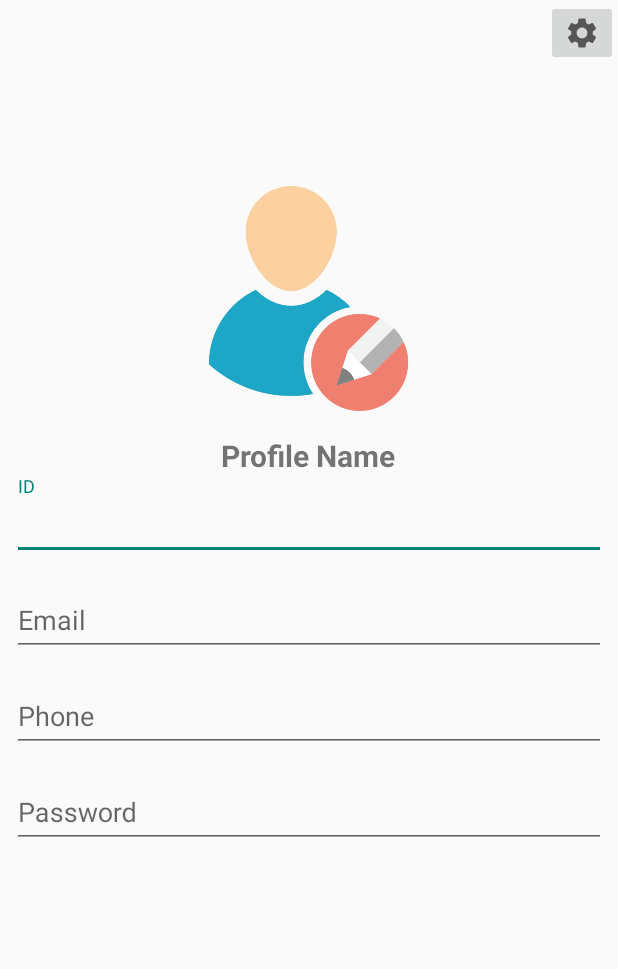
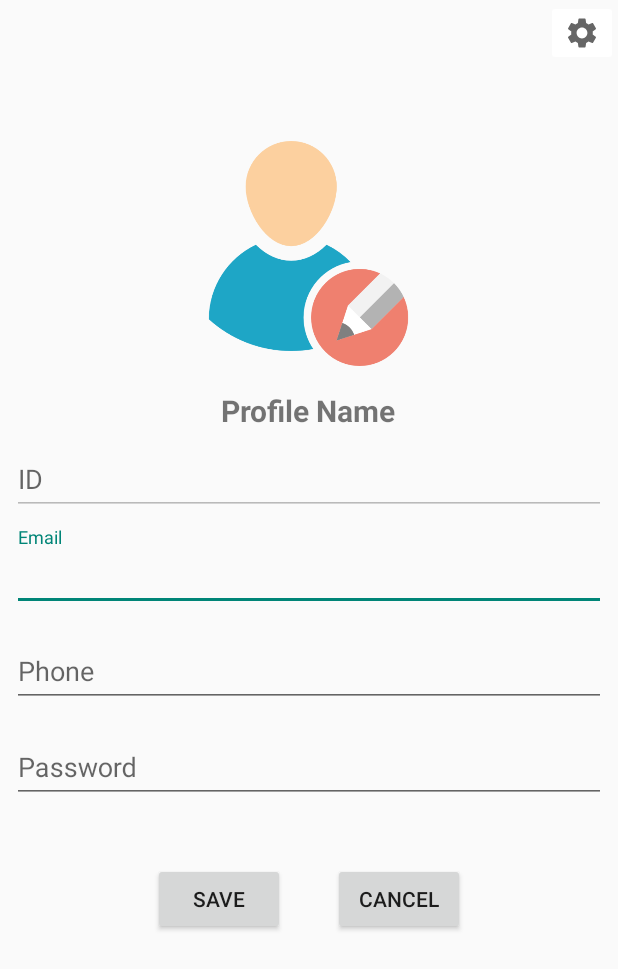
Before and after one commit to IzabelaB205/GardenManagmentApp, an Android app: the layout fragment_profile.xml on its own in the app's theme, with its tools: preview values and no code run, on a phone screen of 412 x 824 dp. Shown: the top 969 px of the screen. Run offline under Robolectric (Android 15) with nearby library versions, the phone set to English and light mode, and no system bars.

Commit message:
Almost finished profile fragment

```diff
--- a/app/src/main/java/com/example/gardenmanagmentapp/fragment/HomeFragment.java
+++ b/app/src/main/java/com/example/gardenmanagmentapp/fragment/HomeFragment.java
@@ -78,6 +78,7 @@ public class HomeFragment extends Fragment {
         signOutButton.setOnClickListener(new View.OnClickListener() {
             @Override
             public void onClick(View v) {
+
                 viewModel.SignOut();
             }
         });
--- a/app/src/main/java/com/example/gardenmanagmentapp/fragment/SignInFragment.java
+++ b/app/src/main/java/com/example/gardenmanagmentapp/fragment/SignInFragment.java
@@ -48,6 +48,7 @@ public class SignInFragment extends Fragment {
             public void onChanged(FirebaseUser firebaseUser) {
                 if(firebaseUser != null) {
                     Snackbar.make(view, getString(R.string.sign_in_successfully), Snackbar.LENGTH_SHORT).show();
+                    viewModel.GetProfileUserFromFirebase();
                     getActivity().getSupportFragmentManager().popBackStack();
                 }
             }
--- a/app/src/main/res/drawable/ic_settings.xml
+++ b/app/src/main/res/drawable/ic_settings.xml
@@ -4,6 +4,7 @@
     android:viewportWidth="24"
     android:viewportHeight="24"
     android:tint="?attr/colorControlNormal">
+
   <path
       android:fillColor="@android:color/white"
       android:pathData="M19.14,12.94c0.04,-0.3 0.06,-0.61 0.06,-0.94c0,-0.32 -0.02,-0.64 -0.07,-0.94l2.03,-1.58c0.18,-0.14 0.23,-0.41 0.12,-0.61l-1.92,-3.32c-0.12,-0.22 -0.37,-0.29 -0.59,-0.22l-2.39,0.96c-0.5,-0.38 -1.03,-0.7 -1.62,-0.94L14.4,2.81c-0.04,-0.24 -0.24,-0.41 -0.48,-0.41h-3.84c-0.24,0 -0.43,0.17 -0.47,0.41L9.25,5.35C8.66,5.59 8.12,5.92 7.63,6.29L5.24,5.33c-0.22,-0.08 -0.47,0 -0.59,0.22L2.74,8.87C2.62,9.08 2.66,9.34 2.86,9.48l2.03,1.58C4.84,11.36 4.8,11.69 4.8,12s0.02,0.64 0.07,0.94l-2.03,1.58c-0.18,0.14 -0.23,0.41 -0.12,0.61l1.92,3.32c0.12,0.22 0.37,0.29 0.59,0.22l2.39,-0.96c0.5,0.38 1.03,0.7 1.62,0.94l0.36,2.54c0.05,0.24 0.24,0.41 0.48,0.41h3.84c0.24,0 0.44,-0.17 0.47,-0.41l0.36,-2.54c0.59,-0.24 1.13,-0.56 1.62,-0.94l2.39,0.96c0.22,0.08 0.47,0 0.59,-0.22l1.92,-3.32c0.12,-0.22 0.07,-0.47 -0.12,-0.61L19.14,12.94zM12,15.6c-1.98,0 -3.6,-1.62 -3.6,-3.6s1.62,-3.6 3.6,-3.6s3.6,1.62 3.6,3.6S13.98,15.6 12,15.6z"/>
--- a/app/src/main/res/layout/fragment_home.xml
+++ b/app/src/main/res/layout/fragment_home.xml
@@ -2,8 +2,8 @@
 <LinearLayout xmlns:android="http://schemas.android.com/apk/res/android"
     android:layout_width="match_parent"
     android:layout_height="match_parent"
-    android:orientation="vertical"
-    android:background="@color/white">
+    android:background="@color/white"
+    android:orientation="vertical">
 
     <ImageView
         android:layout_width="wrap_content"
@@ -42,6 +42,7 @@
         android:text="@string/default_sing_in_text"
         android:textColor="@color/purple_500"
         android:textStyle="italic" />
+
     <Button
         android:id="@+id/default_sign_out_btn"
         android:layout_width="wrap_content"
--- a/app/src/main/res/layout/fragment_profile.xml
+++ b/app/src/main/res/layout/fragment_profile.xml
@@ -10,15 +10,16 @@
         android:id="@+id/profile_edit_image_view"
         android:layout_width="wrap_content"
         android:layout_height="wrap_content"
-        android:src="@drawable/ic_settings"
-        android:layout_gravity="end"/>
+        android:layout_gravity="end"
+        android:backgroundTint="@color/white"
+        android:src="@drawable/ic_settings" />
 
     <ImageView
         android:id="@+id/profile_image_view"
         android:layout_width="150dp"
         android:layout_height="150dp"
         android:layout_gravity="center|top"
-        android:layout_marginTop="80dp"
+        android:layout_marginTop="50dp"
         android:layout_marginBottom="16dp"
         android:clickable="false"
         android:scaleType="fitXY"
@@ -42,6 +43,7 @@
             android:layout_width="match_parent"
             android:layout_height="match_parent"
             android:layout_margin="8dp"
+            android:enabled="false"
             android:hint="@string/id_label"
             android:inputType="number" />
     </com.google.android.material.textfield.TextInputLayout>
@@ -83,18 +85,27 @@
             android:hint="@string/password_label" />
     </com.google.android.material.textfield.TextInputLayout>
 
+    <LinearLayout
+        android:layout_width="wrap_content"
+        android:layout_height="wrap_content"
+        android:layout_gravity="center"
+        android:layout_marginTop="16dp"
+        android:orientation="horizontal">
+
         <Button
             android:id="@+id/profile_save_button"
             android:layout_width="wrap_content"
             android:layout_height="wrap_content"
-        android:text="@string/save_button"
-        android:visibility="gone"/>
+            android:layout_margin="16dp"
+            android:text="@string/save_button" />
 
         <Button
             android:id="@+id/profile_cancel_button"
             android:layout_width="wrap_content"
             android:layout_height="wrap_content"
-        android:text="@string/cancel_label"
-        android:visibility="gone"/>
+            android:layout_margin="16dp"
+            android:text="@string/cancel_label" />
 
     </LinearLayout>
+
+</LinearLayout>
```
Also changed, not shown: app/src/main/java/com/example/gardenmanagmentapp/activities/MainActivity.java (+1 -9 lines), app/src/main/java/com/example/gardenmanagmentapp/fragment/ProfileFragment.java (+47 -31 lines), app/src/main/java/com/example/gardenmanagmentapp/repository/FirebaseRepository.java (+54 -0 lines), app/src/main/java/com/example/gardenmanagmentapp/viewmodel/AuthenticationViewModel.java (+19 -0 lines). Lines whose indentation alone changed are shown as unchanged.
